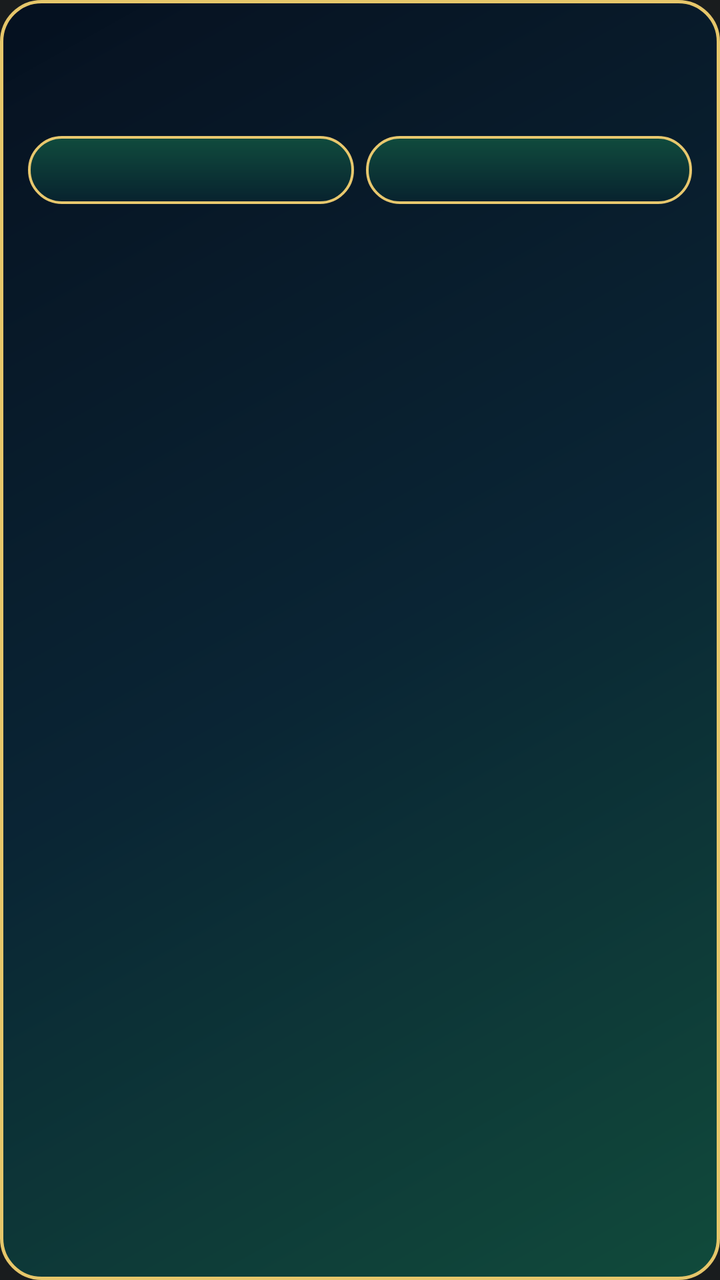
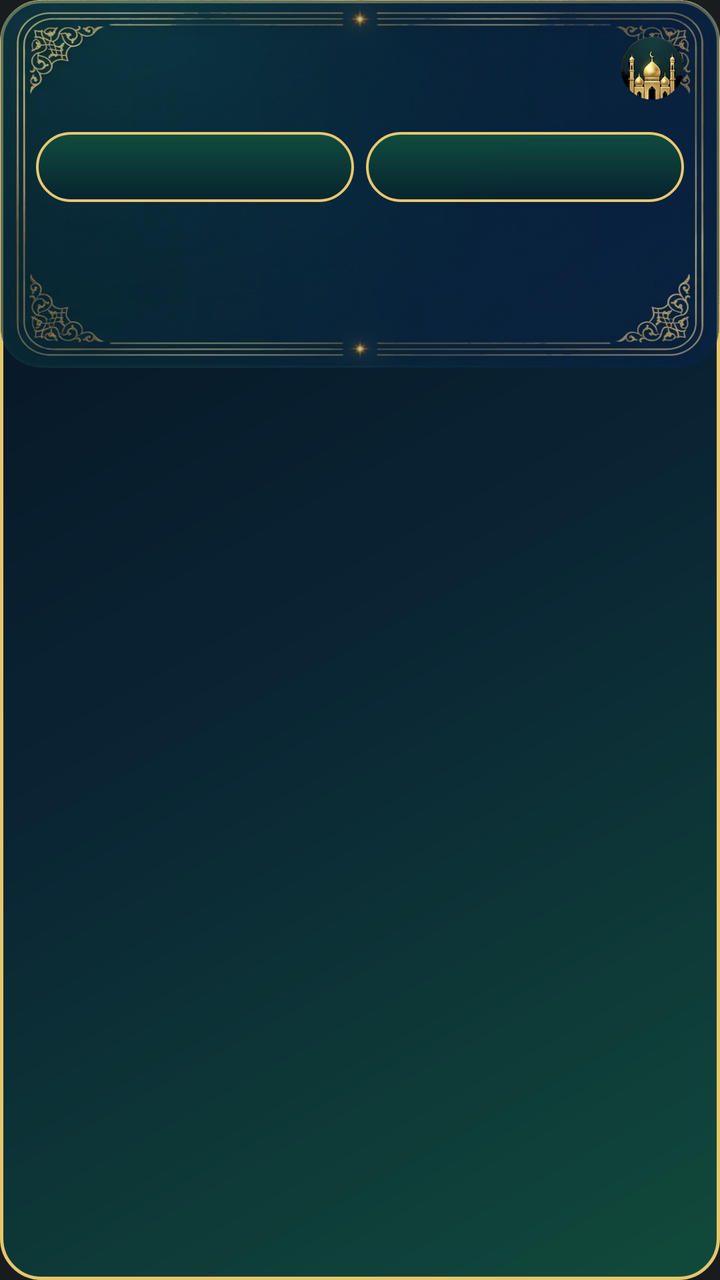

Two renders of the same Android screen: before a commit and after it. Below are the layout's source before the change and the commit's diff.
<!-- AndroidManifest.xml: application theme android:Theme.DeviceDefault.NoActionBar -->
<!-- res/layout/notif_sakina_lifecycle_stage.xml -->
<?xml version="1.0" encoding="utf-8"?>
<FrameLayout xmlns:android="http://schemas.android.com/apk/res/android"
    android:layout_width="match_parent"
    android:layout_height="wrap_content"
    android:background="@drawable/bg_notif_glass_card"
    android:layoutDirection="rtl">

    <ImageView
        android:id="@+id/iv_stage_backdrop"
        android:layout_width="match_parent"
        android:layout_height="176dp"
        android:scaleType="centerCrop"
        android:contentDescription="@null" />

    <LinearLayout
        android:layout_width="match_parent"
        android:layout_height="wrap_content"
        android:orientation="vertical"
        android:padding="14dp">

        <TextView
            android:id="@+id/tv_stage_title"
            android:layout_width="match_parent"
            android:layout_height="wrap_content"
            android:textColor="#FFF3DFA2"
            android:textSize="16sp"
            android:textStyle="bold" />

        <TextView
            android:id="@+id/tv_stage_subtitle"
            android:layout_width="match_parent"
            android:layout_height="wrap_content"
            android:layout_marginTop="4dp"
            android:textColor="#CCFFFFFF"
            android:textSize="12sp" />

        <TextView
            android:id="@+id/tv_stage_parchment_dhikr"
            android:layout_width="match_parent"
            android:layout_height="wrap_content"
            android:layout_marginTop="8dp"
            android:background="@drawable/bg_notif_parchment_ribbon"
            android:gravity="center"
            android:paddingStart="12dp"
            android:paddingEnd="12dp"
            android:paddingTop="8dp"
            android:paddingBottom="8dp"
            android:textColor="#FF0F1E36"
            android:textSize="13sp"
            android:textStyle="bold"
            android:visibility="gone" />

        <LinearLayout
            android:layout_width="match_parent"
            android:layout_height="wrap_content"
            android:layout_marginTop="12dp"
            android:orientation="horizontal">

            <TextView
                android:id="@+id/btn_stage_primary"
                android:layout_width="0dp"
                android:layout_height="34dp"
                android:layout_weight="1"
                android:layout_marginEnd="6dp"
                android:background="@drawable/bg_notif_gold_pill"
                android:gravity="center"
                android:textColor="#FFF3DFA2"
                android:textSize="12sp"
                android:textStyle="bold" />

            <TextView
                android:id="@+id/btn_stage_secondary"
                android:layout_width="0dp"
                android:layout_height="34dp"
                android:layout_weight="1"
                android:background="@drawable/bg_notif_gold_pill"
                android:gravity="center"
                android:textColor="#FFF3DFA2"
                android:textSize="12sp"
                android:textStyle="bold" />

            <TextView
                android:id="@+id/btn_stage_tertiary"
                android:layout_width="0dp"
                android:layout_height="34dp"
                android:layout_weight="1"
                android:layout_marginStart="6dp"
                android:background="@drawable/bg_notif_gold_pill"
                android:gravity="center"
                android:textColor="#FFF3DFA2"
                android:textSize="12sp"
                android:textStyle="bold"
                android:visibility="gone" />
        </LinearLayout>
    </LinearLayout>
</FrameLayout>
<!-- resources referenced by this layout -->
<resources>
  <!-- drawable bg_notif_glass_card (drawable) -->
  <?xml version="1.0" encoding="utf-8"?>
  <shape xmlns:android="http://schemas.android.com/apk/res/android" android:shape="rectangle">
      <gradient
          android:angle="135"
          android:startColor="#FA104B3B"
          android:centerColor="#FA092434"
          android:endColor="#FF05101F" />
      <stroke android:width="1.6dp" android:color="#FFE6C66A" />
      <corners android:radius="20dp" />
  </shape>
  <!-- drawable bg_notif_gold_pill (drawable) -->
  <?xml version="1.0" encoding="utf-8"?>
  <shape xmlns:android="http://schemas.android.com/apk/res/android" android:shape="rectangle">
      <gradient
          android:angle="270"
          android:startColor="#F0104E3E"
          android:endColor="#F007222E" />
      <stroke android:width="1.3dp" android:color="#FFE8C86E" />
      <corners android:radius="50dp" />
  </shape>
  <!-- drawable bg_notif_parchment_ribbon (drawable) -->
  <?xml version="1.0" encoding="utf-8"?>
  <shape xmlns:android="http://schemas.android.com/apk/res/android" android:shape="rectangle">
      <solid android:color="#FFFAF6EC" />
      <stroke android:width="1.2dp" android:color="#FFD4AF37" />
      <corners android:radius="14dp" />
  </shape>
</resources>

<!-- the commit's change to res/layout/notif_sakina_lifecycle_stage.xml (unified diff, before → after) -->
@@ -8,37 +8,70 @@
     <ImageView
         android:id="@+id/iv_stage_backdrop"
         android:layout_width="match_parent"
-        android:layout_height="176dp"
+        android:layout_height="184dp"
         android:scaleType="centerCrop"
+        android:contentDescription="@null" />
+
+    <ImageView
+        android:layout_width="match_parent"
+        android:layout_height="184dp"
+        android:scaleType="fitXY"
+        android:alpha="0.72"
+        android:src="@drawable/bg_glass_gold_card"
         android:contentDescription="@null" />
 
     <LinearLayout
         android:layout_width="match_parent"
         android:layout_height="wrap_content"
         android:orientation="vertical"
-        android:padding="14dp">
+        android:paddingStart="18dp"
+        android:paddingEnd="18dp"
+        android:paddingTop="14dp"
+        android:paddingBottom="14dp">
 
-        <TextView
-            android:id="@+id/tv_stage_title"
+        <LinearLayout
             android:layout_width="match_parent"
             android:layout_height="wrap_content"
-            android:textColor="#FFF3DFA2"
-            android:textSize="16sp"
-            android:textStyle="bold" />
+            android:gravity="center_vertical"
+            android:orientation="horizontal">
 
-        <TextView
-            android:id="@+id/tv_stage_subtitle"
-            android:layout_width="match_parent"
-            android:layout_height="wrap_content"
-            android:layout_marginTop="4dp"
-            android:textColor="#CCFFFFFF"
-            android:textSize="12sp" />
+            <ImageView
+                android:layout_width="32dp"
+                android:layout_height="32dp"
+                android:layout_marginEnd="10dp"
+                android:scaleType="centerCrop"
+                android:src="@drawable/ic_3d_mosque"
+                android:contentDescription="@null" />
+
+            <LinearLayout
+                android:layout_width="0dp"
+                android:layout_height="wrap_content"
+                android:layout_weight="1"
+                android:orientation="vertical">
+
+                <TextView
+                    android:id="@+id/tv_stage_title"
+                    android:layout_width="match_parent"
+                    android:layout_height="wrap_content"
+                    android:textColor="#FFF7E7B4"
+                    android:textSize="16sp"
+                    android:textStyle="bold" />
+
+                <TextView
+                    android:id="@+id/tv_stage_subtitle"
+                    android:layout_width="match_parent"
+                    android:layout_height="wrap_content"
+                    android:layout_marginTop="2dp"
+                    android:textColor="#DDFAF6EC"
+                    android:textSize="12sp" />
+            </LinearLayout>
+        </LinearLayout>
 
         <TextView
             android:id="@+id/tv_stage_parchment_dhikr"
             android:layout_width="match_parent"
             android:layout_height="wrap_content"
-            android:layout_marginTop="8dp"
+            android:layout_marginTop="10dp"
             android:background="@drawable/bg_notif_parchment_ribbon"
             android:gravity="center"
             android:paddingStart="12dp"
@@ -59,35 +92,35 @@
             <TextView
                 android:id="@+id/btn_stage_primary"
                 android:layout_width="0dp"
-                android:layout_height="34dp"
+                android:layout_height="35dp"
                 android:layout_weight="1"
                 android:layout_marginEnd="6dp"
                 android:background="@drawable/bg_notif_gold_pill"
                 android:gravity="center"
-                android:textColor="#FFF3DFA2"
+                android:textColor="#FFF7E7B4"
                 android:textSize="12sp"
                 android:textStyle="bold" />
 
             <TextView
                 android:id="@+id/btn_stage_secondary"
                 android:layout_width="0dp"
-                android:layout_height="34dp"
+                android:layout_height="35dp"
                 android:layout_weight="1"
                 android:background="@drawable/bg_notif_gold_pill"
                 android:gravity="center"
-                android:textColor="#FFF3DFA2"
+                android:textColor="#FFF7E7B4"
                 android:textSize="12sp"
                 android:textStyle="bold" />
 
             <TextView
                 android:id="@+id/btn_stage_tertiary"
                 android:layout_width="0dp"
-                android:layout_height="34dp"
+                android:layout_height="35dp"
                 android:layout_weight="1"
                 android:layout_marginStart="6dp"
                 android:background="@drawable/bg_notif_gold_pill"
                 android:gravity="center"
-                android:textColor="#FFF3DFA2"
+                android:textColor="#FFF7E7B4"
                 android:textSize="12sp"
                 android:textStyle="bold"
                 android:visibility="gone" />
<!-- resource entries referenced after the edit -->
@@ -1,5 +1,6 @@
 <!-- resources referenced by this layout -->
 <resources>
+  <!-- drawable bg_glass_gold_card: webp bitmap (drawable, 40532 bytes) -->
   <!-- drawable bg_notif_glass_card (drawable) -->
   <?xml version="1.0" encoding="utf-8"?>
   <shape xmlns:android="http://schemas.android.com/apk/res/android" android:shape="rectangle">
@@ -28,5 +29,6 @@
       <stroke android:width="1.2dp" android:color="#FFD4AF37" />
       <corners android:radius="14dp" />
   </shape>
+  <!-- drawable ic_3d_mosque: webp bitmap (drawable, 6246 bytes) -->
 </resources>
 
